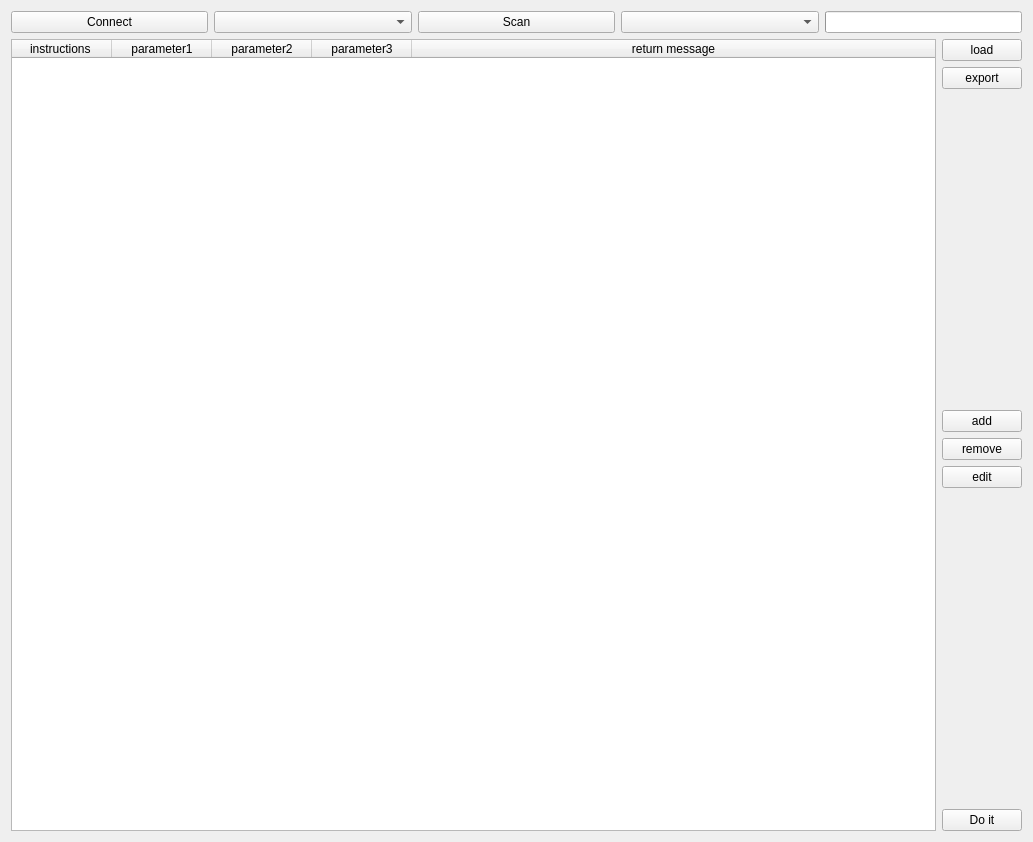
Old version of the form UIModular/MainWindow/FunctionWidget/SamplingWidget/SamplingWidgetUI.ui in the repository EddyXieFalcon/ColorAnalyst.
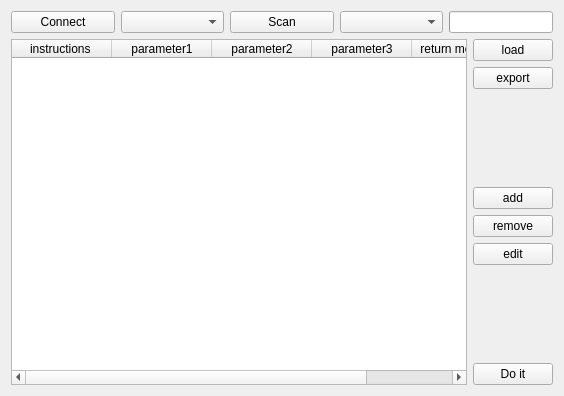
New version of the form.

Commit message: 界面布局优化

What changed in the file:
```diff
--- a/UIModular/MainWindow/FunctionWidget/SamplingWidget/SamplingWidgetUI.ui
+++ b/UIModular/MainWindow/FunctionWidget/SamplingWidget/SamplingWidgetUI.ui
@@ -6,8 +6,8 @@
    <rect>
     <x>0</x>
     <y>0</y>
-    <width>1033</width>
-    <height>842</height>
+    <width>564</width>
+    <height>396</height>
    </rect>
   </property>
   <property name="windowTitle">
```
The commit also changes 2 other files.
